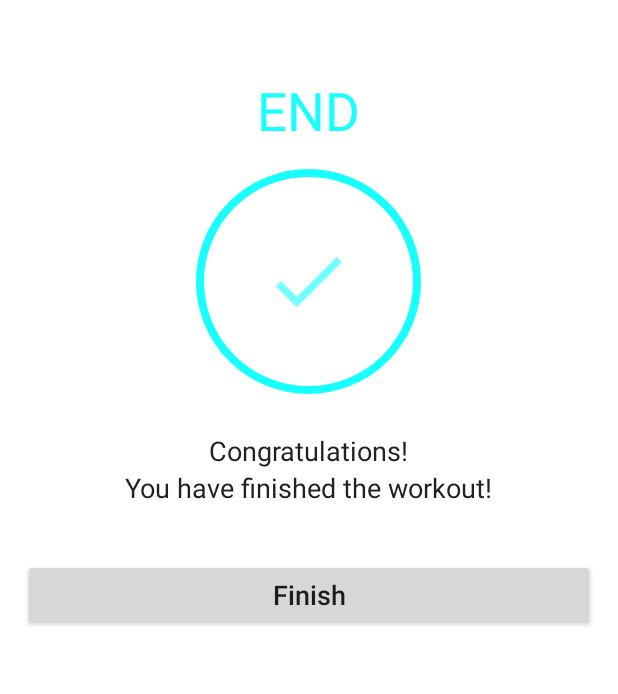
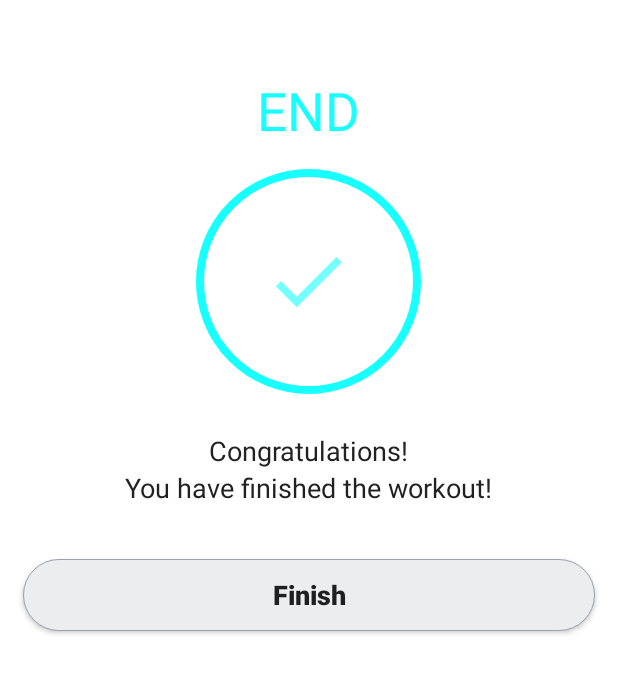
Before and after one commit to Lavdeep-Singh/7MinutesWorkout, an Android app: the FinishActivity screen opened directly, with no data from a screen before it, on a phone screen of 412 x 824 dp, the part 62-756 px from its top. Run offline under Robolectric (Android 15) with nearby library versions, the phone set to English and light mode, and no system bars.

Commit message:
some layout changes and optimisations

```diff
--- a/app/src/main/res/layout/activity_finish.xml
+++ b/app/src/main/res/layout/activity_finish.xml
@@ -63,6 +63,8 @@
         android:layout_marginEnd="15dp"
         android:layout_marginStart="15dp"
         android:textAllCaps="false"
+        android:textStyle="bold"
+        android:background="@drawable/drawable_radio_group_tab_background"
         android:textSize="18sp" />
 
 </LinearLayout>
```
